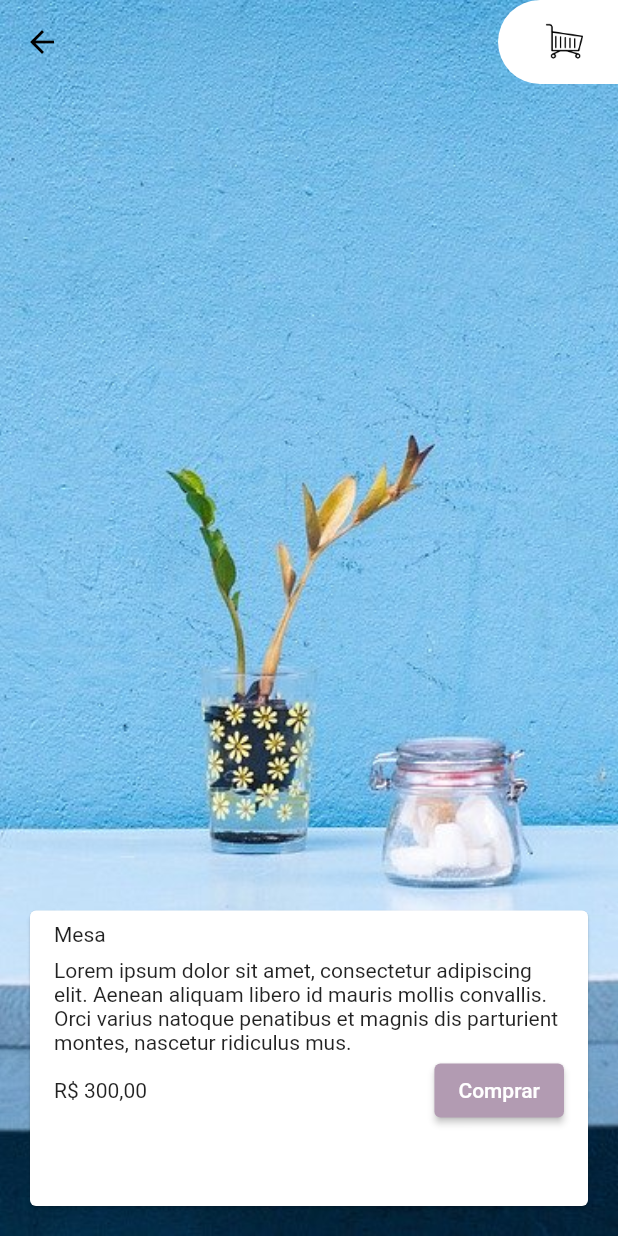
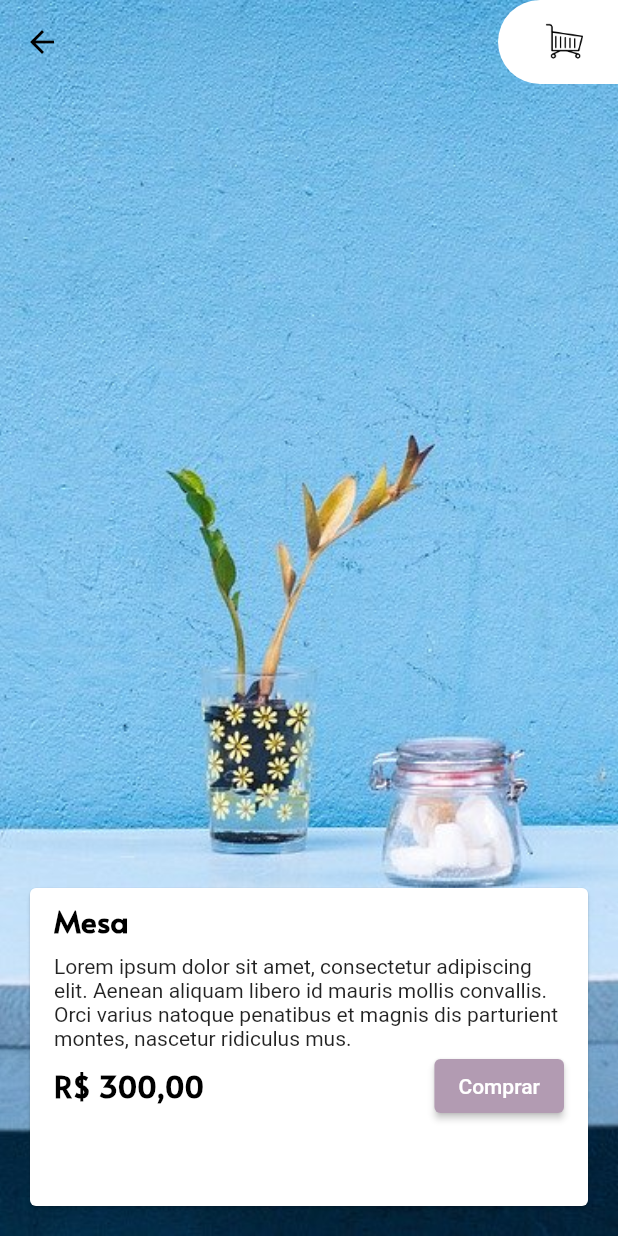
Before and after one commit to AndressaCode/lojinha_alura, a Flutter app: the screen it shows after launch, after a tap on "Mesa", on a phone screen of 412 x 824 dp. Run offline on Flutter 3.47's test engine with Material 2 defaults, Android fonts, the light colour scheme and no system bars.

Commit message:
Ajustando estilo dos cards

```diff
--- a/lib/main.dart
+++ b/lib/main.dart
@@ -20,6 +20,20 @@ class MyApp extends StatelessWidget {
       debugShowCheckedModeBanner: false,
       theme: ThemeData(
         primaryColor: PaletaCores().lilas,
+        textTheme: TextTheme(
+          headline1: TextStyle(
+            fontSize: 20.0,
+            fontFamily: 'Alata',
+            fontWeight: FontWeight.bold,
+            color: Colors.black,
+          ),
+          headline2: TextStyle(
+            fontSize: 20.0,
+            fontFamily: 'Alata',
+            fontWeight: FontWeight.bold,
+            color: Colors.white,
+          ),
+        ),
       ),
       home: Inicio(),
     );
--- a/lib/paginas/detalhes.dart
+++ b/lib/paginas/detalhes.dart
@@ -29,7 +29,7 @@ class Detalhes extends StatelessWidget {
           alignment: Alignment.bottomCenter,
           child: Container(
             margin: EdgeInsets.all(16.0),
-            height: 205.0,
+            height: 220.0,
             child: CardDetalhes(movel: movel,),
           ),
         )
--- a/lib/widgets/card_detalhes.dart
+++ b/lib/widgets/card_detalhes.dart
@@ -4,35 +4,45 @@ import 'package:lojinha_alura/modelos/movel.dart';
 import 'package:lojinha_alura/paleta_cores.dart';
 import 'package:lojinha_alura/widgets/texto_detalhes.dart';
 
-class CardDetalhes extends StatelessWidget{
-
+class CardDetalhes extends StatelessWidget {
   final Movel movel;
   final formatacaoReais = NumberFormat.currency(locale: 'pt_BR', symbol: 'R\$');
 
   CardDetalhes({this.movel});
 
   @override
-  Widget build(BuildContext context){
+  Widget build(BuildContext context) {
     return Card(
       child: Column(
         crossAxisAlignment: CrossAxisAlignment.start,
         children: [
-          TextoDetalhes(texto: movel.titulo),
+          TextoDetalhes(
+            texto: movel.titulo,
+            estilo: Theme.of(context).textTheme.headline1,
+          ),
           TextoDetalhes(texto: movel.descricao),
           Container(
             margin: EdgeInsets.only(left: 16.0, right: 16.0, bottom: 8.0),
             child: Row(
               mainAxisAlignment: MainAxisAlignment.spaceBetween,
               children: [
-                Text(formatacaoReais.format(movel.preco)),
+                Text(
+                  formatacaoReais.format(movel.preco),
+                  style: Theme.of(context).textTheme.headline1,
+                ),
                 ElevatedButton(
                   style: ButtonStyle(
-                    backgroundColor: MaterialStateProperty.all(PaletaCores().lilas),
+                    backgroundColor:
+                        MaterialStateProperty.all(PaletaCores().lilas),
                   ),
                   onPressed: () {},
-                  child: Text('Comprar', style: TextStyle(
-                    color: Colors.white,
-                  ),),)
+                  child: Text(
+                    'Comprar',
+                    style: TextStyle(
+                      color: Colors.white,
+                    ),
+                  ),
+                )
               ],
             ),
           ),
--- a/lib/widgets/texto_detalhes.dart
+++ b/lib/widgets/texto_detalhes.dart
@@ -3,14 +3,22 @@ import 'package:flutter/material.dart';
 class TextoDetalhes extends StatelessWidget {
 
   final String texto;
+  final TextStyle estilo;
 
-  TextoDetalhes({this.texto});
+  TextoDetalhes({this.texto, this.estilo});
 
   @override
   Widget build(BuildContext context) {
     return Container(
       margin: EdgeInsets.only(left: 16.0, right: 16.0, top: 8.0),
-      child: Text(texto),
+      child: _estilizarTexto(texto),
     );
   }
+
+  _estilizarTexto(texto){
+    if(estilo != null) {
+      return Text(texto, style: estilo);
+    }
+    return Text(texto);
+  }
 }
--- a/lib/widgets/titulo_elemento_grid_produtos.dart
+++ b/lib/widgets/titulo_elemento_grid_produtos.dart
@@ -1,4 +1,5 @@
 import 'package:flutter/cupertino.dart';
+import 'package:flutter/material.dart';
 
 class TituloElementoGridProdutos extends StatelessWidget {
   final String titulo;
@@ -9,7 +10,7 @@ class TituloElementoGridProdutos extends StatelessWidget {
   Widget build(BuildContext context) {
     return Positioned(
       bottom: 10,
-      child: Text(titulo),
+      child: Text(titulo, style: Theme.of(context).textTheme.headline2,),
     );
   }
 }
```
